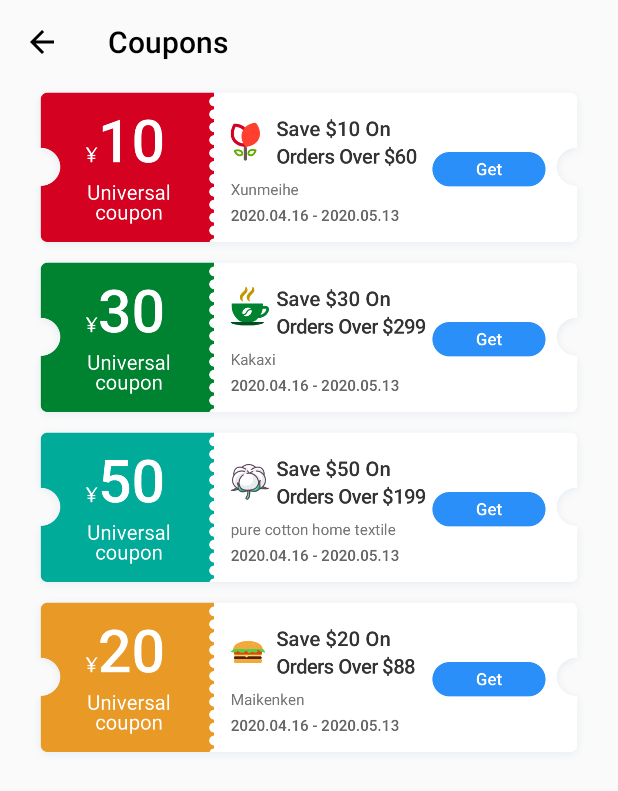
After one commit to Bun-Cheung/Awa-Shopping, an Android app: the CouponActivity screen opened directly, with no data from a screen before it, on a phone screen of 412 x 824 dp. The commit adds this screen. Shown: the top 791 px of the screen. Run offline under Robolectric (Android 15) with nearby library versions, the phone set to English and light mode, and no system bars.

Commit message:
add Barrier to HMS Awareness Kit when the app onCreate；add CouponActivity.

```diff
--- a/app/build.gradle
+++ b/app/build.gradle
@@ -31,7 +31,7 @@ android {
             minifyEnabled false
             proguardFiles getDefaultProguardFile('proguard-android-optimize.txt'), 'proguard-rules.pro'
         }
-        debug{
+        debug {
             signingConfig signingConfigs.release
             debuggable true
         }
--- /dev/null
+++ b/app/src/main/java/com/awareness/shopping/CouponActivity.java
@@ -0,0 +1,60 @@
+package com.awareness.shopping;
+
+import androidx.appcompat.app.ActionBar;
+import androidx.appcompat.app.AppCompatActivity;
+import androidx.appcompat.widget.Toolbar;
+import androidx.recyclerview.widget.LinearLayoutManager;
+import androidx.recyclerview.widget.RecyclerView;
+
+import android.graphics.Color;
+import android.os.Bundle;
+import android.view.View;
+import android.widget.Toast;
+
+import com.awareness.shopping.adapter.CouponAdapter;
+import com.awareness.shopping.mockdata.CouponsData;
+
+import java.util.ArrayList;
+import java.util.List;
+
+
+public class CouponActivity extends AppCompatActivity {
+
+    private RecyclerView mRecyclerView;
+
+    @Override
+    protected void onCreate(Bundle savedInstanceState) {
+        super.onCreate(savedInstanceState);
+        setContentView(R.layout.activity_coupon);
+        initView();
+        fetchCouponsData();
+    }
+
+    private void initView() {
+        Toolbar toolbar = findViewById(R.id.coupon_toolbar);
+        toolbar.setTitle(R.string.coupons);
+        toolbar.setTitleTextColor(getColor(R.color.colorBlack));
+        setSupportActionBar(toolbar);
+        View decorView = getWindow().getDecorView();
+        int option = View.SYSTEM_UI_FLAG_LAYOUT_STABLE | View.SYSTEM_UI_FLAG_LIGHT_STATUS_BAR;
+        decorView.setSystemUiVisibility(option);
+        getWindow().setStatusBarColor(Color.TRANSPARENT);
+        getWindow().setNavigationBarColor(Color.WHITE);
+        ActionBar actionBar = getSupportActionBar();
+        if (actionBar != null) {
+            actionBar.setDisplayHomeAsUpEnabled(true);
+        }
+
+        mRecyclerView = findViewById(R.id.recycle_view_coupons);
+        mRecyclerView.setLayoutManager(new LinearLayoutManager(this));
+    }
+
+    private void fetchCouponsData() {
+        List<Integer> couponsList = CouponsData.getMockData();
+        CouponAdapter adapter = new CouponAdapter(couponsList);
+        adapter.setOnItemClickListener(position -> {
+            Toast.makeText(this, "get coupon success", Toast.LENGTH_SHORT).show();
+        });
+        mRecyclerView.setAdapter(adapter);
+    }
+}
--- a/app/src/main/java/com/awareness/shopping/DemoApplication.java
+++ b/app/src/main/java/com/awareness/shopping/DemoApplication.java
@@ -1,8 +1,6 @@
 package com.awareness.shopping;
 
 import android.app.Application;
-
-import com.awareness.shopping.data.WeatherDescription;
 
 public class DemoApplication extends Application {
     @Override
--- a/app/src/main/java/com/awareness/shopping/adapter/CouponAdapter.java
+++ b/app/src/main/java/com/awareness/shopping/adapter/CouponAdapter.java
@@ -1,24 +1,63 @@
 package com.awareness.shopping.adapter;
 
+import android.view.LayoutInflater;
+import android.view.View;
 import android.view.ViewGroup;
+import android.widget.ImageView;
 
 import androidx.annotation.NonNull;
 import androidx.recyclerview.widget.RecyclerView;
 
-public class CouponAdapter extends RecyclerView.Adapter {
+import com.awareness.shopping.R;
+
+import java.util.List;
+
+public class CouponAdapter extends RecyclerView.Adapter<CouponAdapter.ViewHolder> {
+
+    private List<Integer> couponList;
+    private onItemClickListener onItemClickListener;
+
+    public CouponAdapter(List<Integer> couponList) {
+        this.couponList = couponList;
+    }
+
+    static class ViewHolder extends RecyclerView.ViewHolder {
+        ImageView couponImage;
+
+        ViewHolder(@NonNull View itemView) {
+            super(itemView);
+            couponImage = itemView.findViewById(R.id.coupon_image);
+        }
+    }
+
     @NonNull
     @Override
-    public RecyclerView.ViewHolder onCreateViewHolder(@NonNull ViewGroup parent, int viewType) {
-        return null;
+    public ViewHolder onCreateViewHolder(@NonNull ViewGroup parent, int viewType) {
+        View view = LayoutInflater.from(parent.getContext()).inflate(R.layout.item_coupon, parent, false);
+        return new ViewHolder(view);
     }
 
     @Override
-    public void onBindViewHolder(@NonNull RecyclerView.ViewHolder holder, int position) {
-
+    public void onBindViewHolder(@NonNull ViewHolder holder, int position) {
+        int imageId = couponList.get(position);
+        if (onItemClickListener != null) {
+            holder.itemView.setOnClickListener(v -> {
+                onItemClickListener.onClick(position);
+            });
+        }
+        holder.couponImage.setImageResource(imageId);
     }
 
     @Override
     public int getItemCount() {
-        return 0;
+        return couponList.size();
+    }
+
+    public interface onItemClickListener {
+        void onClick(int position);
+    }
+
+    public void setOnItemClickListener(CouponAdapter.onItemClickListener onItemClickListener) {
+        this.onItemClickListener = onItemClickListener;
     }
 }
--- a/app/src/main/java/com/awareness/shopping/data/CouponsData.java
+++ b/app/src/main/java/com/awareness/shopping/mockdata/CouponsData.java
@@ -1,4 +1,4 @@
-package com.awareness.shopping.data;
+package com.awareness.shopping.mockdata;
 
 import com.awareness.shopping.R;
 
@@ -15,7 +15,7 @@ public class CouponsData {
         couponList.add(R.drawable.coupons_hamburger_en);
     }
 
-    public static List<Integer> getData() {
+    public static List<Integer> getMockData() {
         return couponList;
     }
 }
--- a/app/src/main/java/com/awareness/shopping/data/MerchantsData.java
+++ b/app/src/main/java/com/awareness/shopping/mockdata/MerchantsData.java
@@ -1,4 +1,4 @@
-package com.awareness.shopping.data;
+package com.awareness.shopping.mockdata;
 
 import com.awareness.shopping.R;
 import com.awareness.shopping.entity.Merchant;
@@ -21,7 +21,7 @@ public class MerchantsData {
         merchants.add(merchantHamburger);
     }
 
-    public static List<Merchant> getData() {
+    public static List<Merchant> getMockData() {
         return merchants;
     }
 }
--- /dev/null
+++ b/app/src/main/res/layout/activity_coupon.xml
@@ -0,0 +1,19 @@
+<?xml version="1.0" encoding="utf-8"?>
+<LinearLayout xmlns:android="http://schemas.android.com/apk/res/android"
+    xmlns:tools="http://schemas.android.com/tools"
+    android:layout_width="match_parent"
+    android:layout_height="match_parent"
+    tools:context=".CouponActivity"
+    android:orientation="vertical">
+    <androidx.appcompat.widget.Toolbar
+        android:id="@+id/coupon_toolbar"
+        android:layout_width="match_parent"
+        android:layout_height="wrap_content"
+        android:theme="@style/AppTheme"/>
+    <androidx.recyclerview.widget.RecyclerView
+        android:id="@+id/recycle_view_coupons"
+        android:layout_width="match_parent"
+        android:layout_height="wrap_content"
+        android:paddingStart="20dp"
+        android:paddingEnd="20dp"/>
+</LinearLayout>
--- /dev/null
+++ b/app/src/main/res/layout/item_coupon.xml
@@ -0,0 +1,12 @@
+<?xml version="1.0" encoding="utf-8"?>
+<RelativeLayout xmlns:android="http://schemas.android.com/apk/res/android"
+    android:layout_width="match_parent"
+    android:layout_height="wrap_content"
+    >
+    <ImageView
+        android:id="@+id/coupon_image"
+        android:layout_width="wrap_content"
+        android:layout_height="wrap_content"
+        android:adjustViewBounds="true"/>
+
+</RelativeLayout>
--- a/app/src/main/res/values/strings.xml
+++ b/app/src/main/res/values/strings.xml
@@ -6,6 +6,7 @@
     <string name="main_title_with_merchants">Awesome offers around you</string>
     <string name="na">NA</string>
     <string name="none">--</string>
+    <string name="coupons">Coupons</string>
 
     <string name="weather_sunny">Sunny</string>
     <string name="weather_mostly_sunny">mostly Sunny</string>
--- a/app/src/main/res/values/styles.xml
+++ b/app/src/main/res/values/styles.xml
@@ -1,11 +1,12 @@
 <resources>
 
     <!-- Base application theme. -->
-    <style name="AppTheme" parent="Theme.AppCompat.Light.DarkActionBar">
+    <style name="AppTheme" parent="Theme.AppCompat.Light.NoActionBar">
         <!-- Customize your theme here. -->
-        <item name="colorPrimary">@color/colorPrimary</item>
-        <item name="colorPrimaryDark">@color/colorPrimaryDark</item>
+        <item name="colorPrimary">@color/colorWhite</item>
+        <item name="colorPrimaryDark">@color/colorWhite</item>
         <item name="colorAccent">@color/colorAccent</item>
+        <item name="colorControlNormal">@color/colorBlack</item>
     </style>
 
 </resources>
```
Also changed, not shown: app/src/main/AndroidManifest.xml (+16 -3 lines), app/src/main/java/com/awareness/shopping/BarrierService.java (added, +46 -0 lines), app/src/main/java/com/awareness/shopping/MainActivity.java (+71 -32 lines), app/src/main/java/com/awareness/shopping/Utils.java (+9 -3 lines), app/src/main/java/com/awareness/shopping/WeatherDescription.java (renamed from app/src/main/java/com/awareness/shopping/data/WeatherDescription.java, +5 -5 lines), app/src/main/java/com/awareness/shopping/adapter/MerchantAdapter.java (+15 -1 lines), app/src/main/java/com/awareness/shopping/entity/ShoppingMall.java (added, +31 -0 lines), app/src/main/java/com/awareness/shopping/mockdata/ShoppingMallData.java (added, +20 -0 lines), app/src/main/res/layout/activity_main.xml (+14 -4 lines), app/src/main/res/drawable/background_none.png (added).
